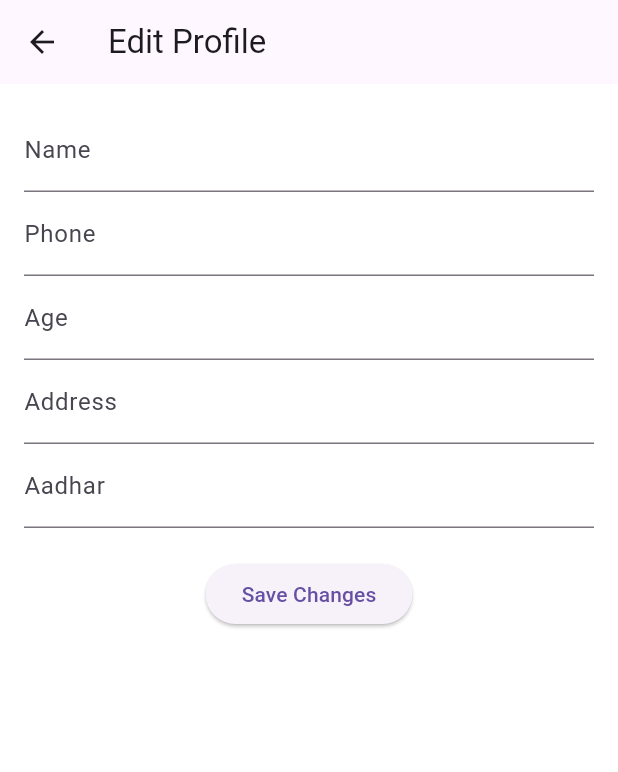
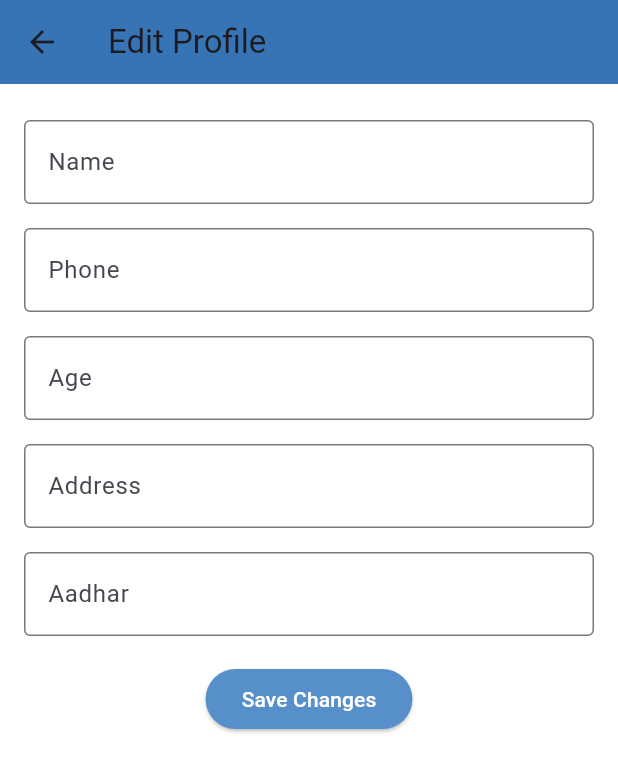
Before and after one commit to HOX-Aswin/women_safety_app-Ungal_kaavalan-, a Flutter app: the EditProfileScreen screen opened directly with empty values, on a phone screen of 412 x 824 dp. Shown: the top 772 px of the screen. Run offline on Flutter 3.47's test engine with Material 3 defaults, Android fonts, the phone set to English and light mode, and no system bars; our stand-ins replace cloud_firestore, firebase_auth, firebase_core; accounts and stored records are empty.

Commit message:
third commit

```diff
--- a/lib/screens/edit_information_screen.dart
+++ b/lib/screens/edit_information_screen.dart
@@ -12,12 +12,15 @@ class EditProfileScreen extends StatefulWidget {
 
 class _EditProfileScreenState extends State<EditProfileScreen> {
   final _formKey = GlobalKey<FormState>();
+
   final nameController = TextEditingController();
   final phoneController = TextEditingController();
   final ageController = TextEditingController();
   final addressController = TextEditingController();
   final aadharController = TextEditingController();
+
   UserModel? user;
+  bool isLoading = true;
 
   @override
   void initState() {
@@ -35,6 +38,7 @@ class _EditProfileScreenState extends State<EditProfileScreen> {
         ageController.text = user!.age;
         addressController.text = user!.address;
         aadharController.text = user!.aadhar;
+        isLoading = false;
       });
     }
   }
@@ -52,36 +56,75 @@ class _EditProfileScreenState extends State<EditProfileScreen> {
       );
 
       await FirebaseService().updateUser(widget.uid, updatedUser);
+      ScaffoldMessenger.of(context).showSnackBar(
+        SnackBar(content: Text("Profile updated successfully!")),
+      );
       Navigator.pop(context);
     }
   }
 
   @override
   Widget build(BuildContext context) {
+    double screenHeight = MediaQuery.of(context).size.height; // ✅ Get dynamic height
+    double keyboardHeight = MediaQuery.of(context).viewInsets.bottom; // ✅ Get keyboard height
+
     return Scaffold(
-      appBar: AppBar(title: Text("Edit Profile")),
-      body: user == null
-          ? Center(child: CircularProgressIndicator())
-          : Padding(
+      resizeToAvoidBottomInset: false, // ✅ Prevents automatic resizing issues
+      appBar: AppBar(
+        title: Text("Edit Profile"),
+        backgroundColor: Color(0xFF3674B5),
+      ),
+      body: GestureDetector(
+        onTap: () => FocusScope.of(context).unfocus(), // ✅ Hide keyboard when tapping outside
+        child: SingleChildScrollView(
+          keyboardDismissBehavior: ScrollViewKeyboardDismissBehavior.onDrag, // ✅ Dismiss keyboard on scroll
+          child: Container(
+            height: screenHeight - keyboardHeight, // ✅ Adjust height dynamically
             padding: EdgeInsets.all(16.0),
-              child: Form(
-                key: _formKey,
             child: Column(
               children: [
-                    TextField(controller: nameController, decoration: InputDecoration(labelText: "Name")),
-                    TextField(controller: phoneController, decoration: InputDecoration(labelText: "Phone")),
-                    TextField(controller: ageController, decoration: InputDecoration(labelText: "Age")),
-                    TextField(controller: addressController, decoration: InputDecoration(labelText: "Address")),
-                    TextField(controller: aadharController, decoration: InputDecoration(labelText: "Aadhar")),
-                    SizedBox(height: 20),
+                Form(
+                  key: _formKey,
+                  child: Expanded(
+                    child: Column(
+                      children: [
+                        _buildTextField(nameController, "Name"),
+                        _buildTextField(phoneController, "Phone", isNumber: true),
+                        _buildTextField(ageController, "Age", isNumber: true),
+                        _buildTextField(addressController, "Address"),
+                        _buildTextField(aadharController, "Aadhar", isNumber: true),
+                      ],
+                    ),
+                  ),
+                ),
+                SizedBox(height: 10),
                 ElevatedButton(
                   onPressed: updateData,
-                      child: Text("Save Changes"),
+                  style: ElevatedButton.styleFrom(
+                    backgroundColor: Color(0xFF578FCA),
+                  ),
+                  child: Text("Save Changes", style: TextStyle(color: Colors.white)),
                 ),
               ],
             ),
           ),
         ),
+      ),
+    );
+  }
+
+  Widget _buildTextField(TextEditingController controller, String label, {bool isNumber = false}) {
+    return Padding(
+      padding: const EdgeInsets.symmetric(vertical: 8.0),
+      child: TextFormField(
+        controller: controller,
+        keyboardType: isNumber ? TextInputType.number : TextInputType.text,
+        decoration: InputDecoration(
+          labelText: label,
+          border: OutlineInputBorder(),
+        ),
+        validator: (value) => value!.isEmpty ? "Enter your $label" : null,
+      ),
     );
   }
 }
```
Also changed, not shown: lib/screens/profile_screen.dart (+49 -20 lines), lib/services/auth_service.dart (+44 -2 lines), pubspec.lock. Lines whose indentation alone changed are shown as unchanged.
